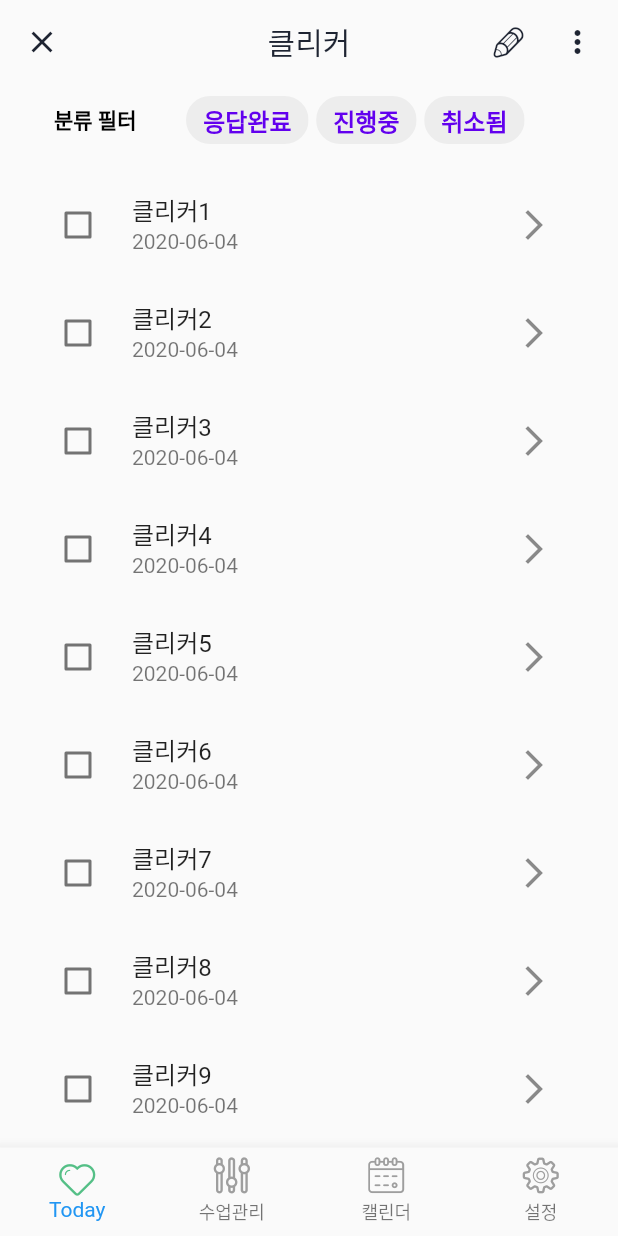
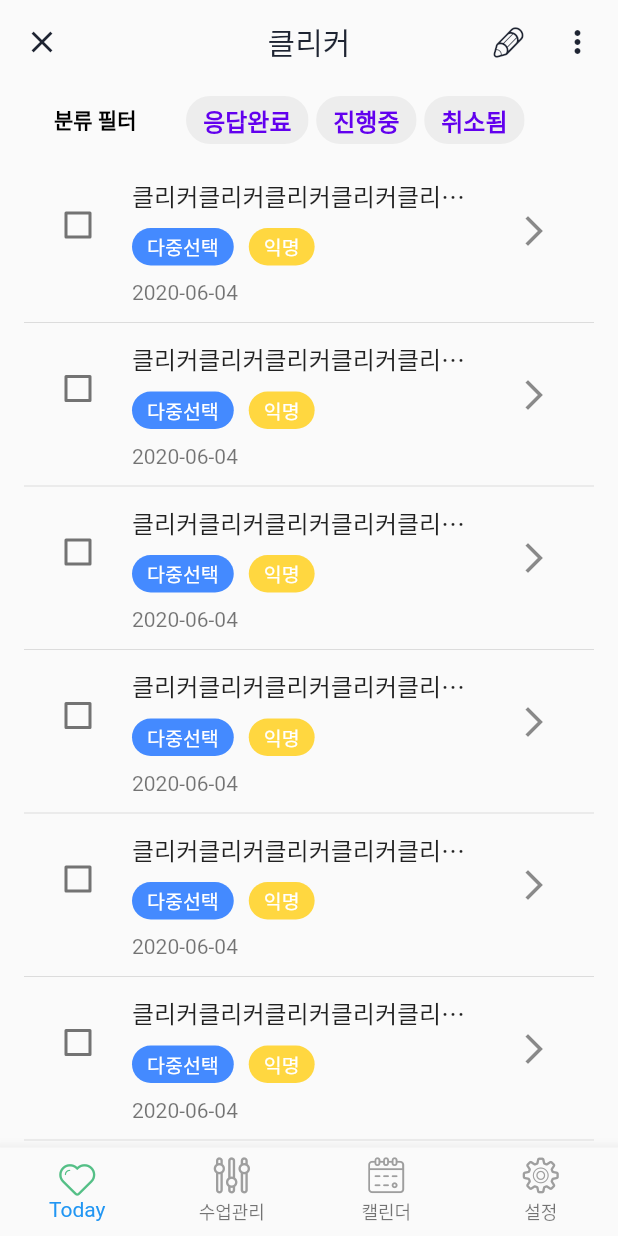
Before and after one commit to zipnyom/semble, a Flutter app: the screen it shows once a user with an empty profile is signed in, on a phone screen of 412 x 824 dp. Run offline on Flutter 3.47's test engine with Material 2 defaults, Android fonts, the light colour scheme and no system bars; drawn by our look-alikes of showcaseview; our stand-ins replace badges, cloud_firestore, firebase_auth, fl_chart, flutter_speed_dial, flutter_svg and 3 more; missing offline and left inert: flutter_beacon, nfc_in_flutter, quill_delta, zefyr; accounts and stored records are empty; generated files the repository leaves out were written again.

Commit message:
클리커 리스트에 chip 추가. 이전 커밋에 클리커 상세화면도 구현됨

```diff
--- a/lib/screens/main/home/clicker_list.dart
+++ b/lib/screens/main/home/clicker_list.dart
@@ -1,10 +1,12 @@
 import 'package:flutter/material.dart';
+import 'package:schuul/constants.dart';
 import 'package:schuul/data/enums/action_type.dart';
 import 'package:schuul/data/enums/clicker_type.dart';
 import 'package:schuul/presentation/custom_icon_icons.dart';
 import 'package:schuul/screens/main/home/clicker_detail.dart';
 import 'package:schuul/screens/main/home/model/clicker.dart';
 import 'package:schuul/screens/main/home/new_clicker.dart';
+import 'package:schuul/screens/main/widgets/custom_box_shadow.dart';
 import 'package:schuul/screens/main/widgets/custom_popup_menu.dart';
 import 'package:schuul/screens/main/widgets/filterchip.dart';
 import 'package:schuul/widgets/widget.dart';
@@ -21,7 +23,8 @@ class _ClickerListState extends State<ClickerList> {
     list = List<Clicker>();
     for (int i = 1; i <= 20; i++) {
       String num = i.toString();
-      list.add(new Clicker("클리커" + num, "2020-06-04"));
+      list.add(new Clicker(
+          "클리커클리커클리커클리커클리커클리커클리커클리커클리커클리커클리커클리커클리커" + num, "2020-06-04"));
     }
     // for (Clicker model in list) {
     //   print(model.toJson());
@@ -70,13 +73,28 @@ class _ClickerListState extends State<ClickerList> {
               SizedBox(
                 height: 10,
               ),
-              ListView.builder(
+              ListView.separated(
                   shrinkWrap: true,
                   physics: ClampingScrollPhysics(),
                   itemCount: list.length,
+                  separatorBuilder: (context, index) => Divider(),
                   itemBuilder: (_, index) {
                     return CheckboxListTile(
-                        title: Text(list[index].clickerName),
+                        title: Padding(
+                          padding: EdgeInsets.only(bottom: 10),
+                          child: Wrap(
+                            runSpacing: 10,
+                            spacing: 10,
+                            children: [
+                              Text(
+                                list[index].clickerName,
+                                overflow: TextOverflow.ellipsis,
+                              ),
+                              CustomChip(color: Colors.blueAccent, title: "다중선택",),
+                              CustomChip(color: Colors.amberAccent, title: "익명",),
+                            ],
+                          ),
+                        ),
                         subtitle: Text(list[index].timeStamp),
                         controlAffinity: ListTileControlAffinity.leading,
                         value: list[index].checked,
@@ -102,6 +120,34 @@ class _ClickerListState extends State<ClickerList> {
                   })
             ],
           ),
+        ),
+      ),
+    );
+  }
+}
+
+class CustomChip extends StatelessWidget {
+
+  final Color color;
+  final String title;
+
+  const CustomChip({
+    Key key, this.color, this.title,
+  }) : super(key: key);
+
+  @override
+  Widget build(BuildContext context) {
+    return Container(
+      decoration: BoxDecoration(
+        color: color,
+        borderRadius: BorderRadius.circular(28),
+        // boxShadow: [customBoxShadow]
+      ),
+      child: Padding(
+        padding: EdgeInsets.symmetric(horizontal: 10, vertical: 3),
+        child: Text(
+          title,
+          style: TextStyle(color: Colors.white, fontSize: 13),
         ),
       ),
     );
--- a/lib/screens/main/home/new_clicker.dart
+++ b/lib/screens/main/home/new_clicker.dart
@@ -1,14 +1,10 @@
 import 'package:flutter/material.dart';
-import 'package:schuul/components/rounded_button.dart';
-import 'package:schuul/components/rounded_input_field.dart';
-import 'package:schuul/components/rounded_password_field.dart';
-import 'package:schuul/components/text_field_container.dart';
+import 'package:schuul/constants.dart';
 import 'package:schuul/data/enums/clicker_type.dart';
 import 'package:schuul/presentation/custom_icon_icons.dart';
 import 'package:schuul/screens/main/widgets/right_top_text_button.dart';
 import 'package:schuul/widgets/widget.dart';
 
-import '../../../constants.dart';
 
 class NewClicker extends StatefulWidget {
   const NewClicker({Key key}) : super(key: key);
```
